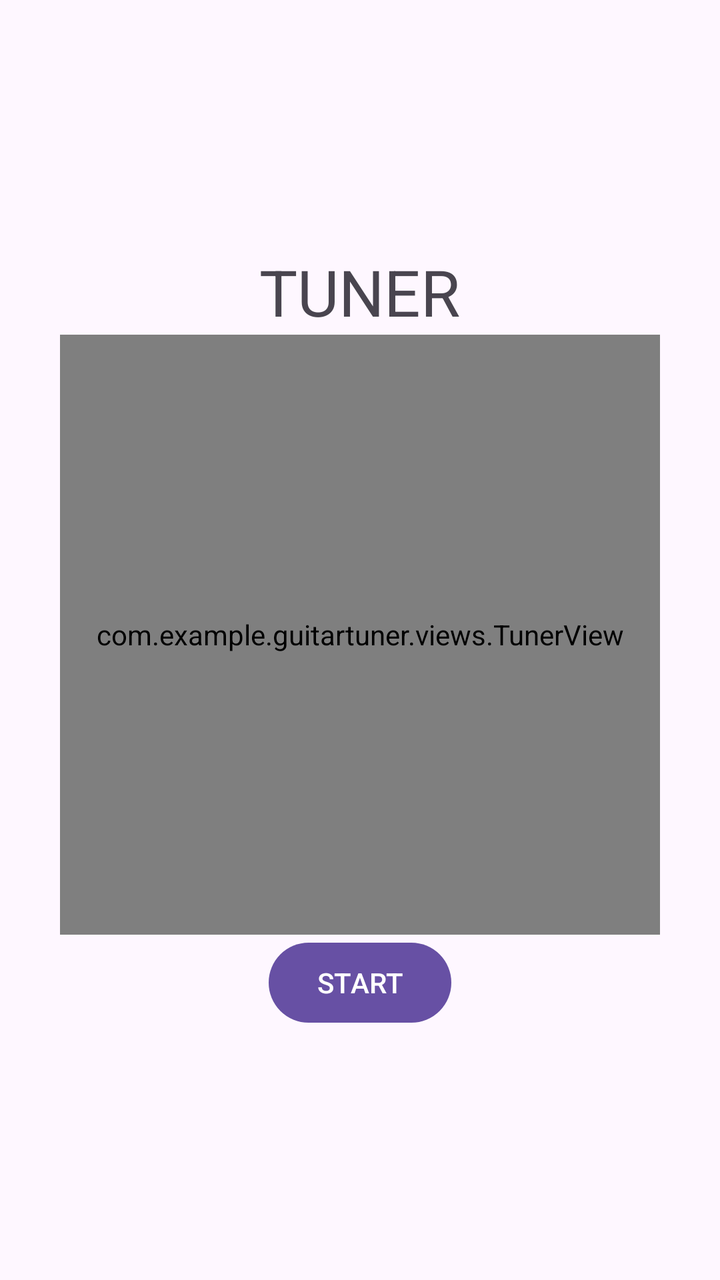
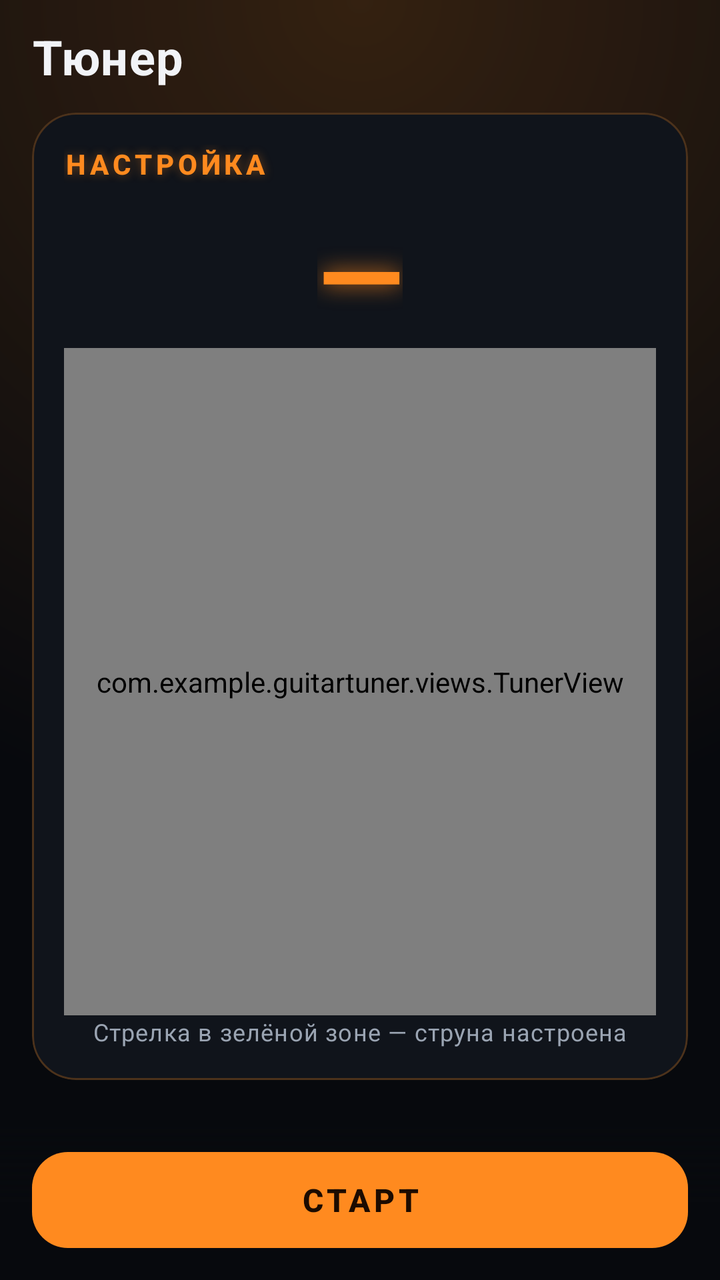

Before-and-after screenshots of an Android layout around one commit, followed by the original layout XML and the change that was made.
<!-- AndroidManifest.xml: application theme Theme.GuitarTuner -->
<!-- res/layout/fragment_tuner.xml -->
<?xml version="1.0" encoding="utf-8"?>
<LinearLayout
    xmlns:android="http://schemas.android.com/apk/res/android"
    android:orientation="vertical"
    android:gravity="center"
    android:layout_width="match_parent"
    android:layout_height="match_parent">

    <TextView
        android:id="@+id/textView"
        android:layout_width="wrap_content"
        android:layout_height="wrap_content"
        android:text="TUNER"
        android:textSize="32sp"/>

    <com.example.guitartuner.views.TunerView
        android:id="@+id/tunerView"
        android:layout_width="300dp"
        android:layout_height="300dp"/>

    <Button
        android:id="@+id/btnToggle"
        android:layout_width="wrap_content"
        android:layout_height="wrap_content"
        android:text="START"/>

</LinearLayout>
<!-- resources referenced by this layout -->
<resources>
  <style name="Base.Theme.GuitarTuner" parent="Theme.Material3.DayNight.NoActionBar">
          
          
      </style>
  <!-- unchanged entries left out for length: 1 -->
</resources>

<!-- the commit's change to res/layout/fragment_tuner.xml (unified diff, before → after) -->
@@ -1,27 +1,88 @@
 <?xml version="1.0" encoding="utf-8"?>
-<LinearLayout
+<FrameLayout
     xmlns:android="http://schemas.android.com/apk/res/android"
-    android:orientation="vertical"
-    android:gravity="center"
     android:layout_width="match_parent"
     android:layout_height="match_parent">
 
-    <TextView
-        android:id="@+id/textView"
-        android:layout_width="wrap_content"
+    <LinearLayout
+        android:id="@+id/tunerContent"
+        android:layout_width="match_parent"
+        android:layout_height="match_parent"
+        android:orientation="vertical"
+        android:paddingStart="16dp"
+        android:paddingTop="12dp"
+        android:paddingEnd="16dp"
+        android:paddingBottom="88dp">
+
+        <TextView
+            android:layout_width="match_parent"
+            android:layout_height="wrap_content"
+            android:paddingBottom="12dp"
+            android:text="Тюнер"
+            android:textAppearance="@style/TextAppearance.GuitarTuner.ScreenTitle"/>
+
+        <com.google.android.material.card.MaterialCardView
+            style="@style/Widget.GuitarTuner.Card"
+            android:layout_width="match_parent"
+            android:layout_height="0dp"
+            android:layout_weight="1">
+
+            <LinearLayout
+                android:layout_width="match_parent"
+                android:layout_height="match_parent"
+                android:gravity="center"
+                android:orientation="vertical">
+
+                <TextView
+                    android:layout_width="match_parent"
+                    android:layout_height="wrap_content"
+                    android:text="Настройка"
+                    android:textAppearance="@style/TextAppearance.GuitarTuner.CardTitle"/>
+
+                
+                <TextView
+                    android:id="@+id/textView"
+                    android:layout_width="wrap_content"
+                    android:layout_height="wrap_content"
+                    android:layout_marginTop="8dp"
+                    android:gravity="center"
+                    android:text="—"
+                    android:textAppearance="@style/TextAppearance.GuitarTuner.BigNote"
+                    android:textSize="56sp"/>
+
+                <com.example.guitartuner.views.TunerView
+                    android:id="@+id/tunerView"
+                    android:layout_width="match_parent"
+                    android:layout_height="0dp"
+                    android:layout_weight="1"
+                    android:minHeight="220dp"/>
+
+                <TextView
+                    android:layout_width="match_parent"
+                    android:layout_height="wrap_content"
+                    android:gravity="center"
+                    android:text="Стрелка в зелёной зоне — струна настроена"
+                    android:textAppearance="@style/TextAppearance.GuitarTuner.Hint"/>
+            </LinearLayout>
+        </com.google.android.material.card.MaterialCardView>
+    </LinearLayout>
+
+    <FrameLayout
+        android:layout_width="match_parent"
         android:layout_height="wrap_content"
-        android:text="TUNER"
-        android:textSize="32sp"/>
+        android:layout_gravity="bottom"
+        android:background="@drawable/bg_bottom_bar"
+        android:paddingStart="16dp"
+        android:paddingTop="10dp"
+        android:paddingEnd="16dp"
+        android:paddingBottom="12dp">
 
-    <com.example.guitartuner.views.TunerView
-        android:id="@+id/tunerView"
-        android:layout_width="300dp"
-        android:layout_height="300dp"/>
+        <Button
+            android:id="@+id/btnToggle"
+            style="@style/Widget.GuitarTuner.NeonButton"
+            android:layout_width="match_parent"
+            android:layout_height="56dp"
+            android:text="СТАРТ"/>
+    </FrameLayout>
 
-    <Button
-        android:id="@+id/btnToggle"
-        android:layout_width="wrap_content"
-        android:layout_height="wrap_content"
-        android:text="START"/>
-
-</LinearLayout>
+</FrameLayout>
<!-- resource entries referenced after the edit -->
@@ -1,8 +1,129 @@
 <!-- resources referenced by this layout -->
 <resources>
-  <style name="Base.Theme.GuitarTuner" parent="Theme.Material3.DayNight.NoActionBar">
+  <!-- drawable bg_bottom_bar (drawable) -->
+  <?xml version="1.0" encoding="utf-8"?>
+  <shape xmlns:android="http://schemas.android.com/apk/res/android" android:shape="rectangle">
+      <gradient android:angle="90"
+          android:startColor="@color/gt_background"
+          android:centerColor="@color/gt_background"
+          android:endColor="#00000000"/>
+  </shape>
+  <style name="TextAppearance.GuitarTuner.BigNote" parent="TextAppearance.Material3.DisplayLarge">
+          <item name="android:textColor">?attr/colorPrimary</item>
+          <item name="android:textStyle">bold</item>
+          <item name="android:shadowColor">@color/gt_glow</item>
+          <item name="android:shadowRadius">28</item>
+          <item name="android:shadowDx">0</item>
+          <item name="android:shadowDy">0</item>
+      </style>
+  <style name="TextAppearance.GuitarTuner.CardTitle" parent="TextAppearance.Material3.LabelLarge">
+          <item name="android:textColor">?attr/colorPrimary</item>
+          <item name="android:textAllCaps">true</item>
+          <item name="android:letterSpacing">0.14</item>
+          <item name="android:textStyle">bold</item>
+          <item name="android:shadowColor">@color/gt_glow_soft</item>
+          <item name="android:shadowRadius">12</item>
+      </style>
+  <style name="TextAppearance.GuitarTuner.Hint" parent="TextAppearance.Material3.BodySmall">
+          <item name="android:textColor">?attr/colorOnSurfaceVariant</item>
+      </style>
+  <style name="TextAppearance.GuitarTuner.ScreenTitle" parent="TextAppearance.Material3.HeadlineSmall">
+          <item name="android:textColor">?attr/colorOnSurface</item>
+          <item name="android:textStyle">bold</item>
+          <item name="android:letterSpacing">0.02</item>
+      </style>
+  <style name="Widget.GuitarTuner.Card" parent="Widget.Material3.CardView.Filled">
+          <item name="cardBackgroundColor">?attr/colorSurfaceContainer</item>
+          <item name="cardCornerRadius">22dp</item>
+          <item name="contentPadding">16dp</item>
+          <item name="strokeColor">@color/gt_card_stroke</item>
+          <item name="strokeWidth">1dp</item>
+          <item name="android:layout_marginBottom">12dp</item>
+      </style>
+  <style name="Widget.GuitarTuner.NeonButton" parent="Widget.Material3.Button">
+          <item name="backgroundTint">?attr/colorPrimary</item>
+          <item name="android:textColor">?attr/colorOnPrimary</item>
+          <item name="cornerRadius">18dp</item>
+          <item name="android:textAppearance">?attr/textAppearanceTitleMedium</item>
+          <item name="android:textStyle">bold</item>
+          <item name="android:letterSpacing">0.12</item>
+          <item name="android:elevation">12dp</item>
+          <item name="android:outlineAmbientShadowColor" tools:targetApi="p">@color/gt_primary</item>
+          <item name="android:outlineSpotShadowColor" tools:targetApi="p">@color/gt_primary</item>
+      </style>
+  <color name="gt_background">#07090D</color>
+  <color name="gt_glow">#CCFF8A1F</color>
+  <color name="gt_glow_soft">#66FF8A1F</color>
+  <color name="gt_card_stroke">#40FF8A1F</color>
+  <color name="gt_primary">#FF8A1F</color>
+  <style name="Base.Theme.GuitarTuner" parent="Theme.Material3.Dark.NoActionBar">
+          <item name="colorPrimary">@color/gt_primary</item>
+          <item name="colorOnPrimary">@color/gt_on_primary</item>
+          <item name="colorPrimaryContainer">@color/gt_primary_container</item>
+          <item name="colorOnPrimaryContainer">@color/gt_on_primary_container</item>
+          <item name="colorSecondary">@color/gt_secondary</item>
+          <item name="colorOnSecondary">@color/gt_on_secondary</item>
+          <item name="colorSecondaryContainer">@color/gt_secondary_container</item>
+          <item name="colorOnSecondaryContainer">@color/gt_on_secondary_container</item>
+  
+          <item name="android:colorBackground">@color/gt_background</item>
+          <item name="colorSurface">@color/gt_background</item>
+          <item name="colorOnSurface">@color/gt_on_surface</item>
+          <item name="colorOnSurfaceVariant">@color/gt_on_surface_variant</item>
+          <item name="colorSurfaceContainer">@color/gt_surface_container</item>
+          <item name="colorSurfaceContainerLow">@color/gt_surface_container</item>
+          <item name="colorSurfaceContainerHigh">@color/gt_surface_container_high</item>
+          <item name="colorSurfaceContainerHighest">@color/gt_surface_container_high</item>
+          <item name="colorOutline">@color/gt_outline</item>
+          <item name="colorOutlineVariant">@color/gt_outline</item>
+  
           
-          
+          <item name="android:windowBackground">@drawable/bg_screen</item>
+          <item name="android:statusBarColor">@color/gt_background</item>
+          <item name="android:navigationBarColor">@color/gt_navigation</item>
+          <item name="android:windowLightStatusBar">false</item>
+  
+          <item name="materialButtonStyle">@style/Widget.GuitarTuner.Button</item>
+          <item name="chipStyle">@style/Widget.GuitarTuner.Chip</item>
+      </style>
+  <color name="gt_on_primary">#1C0B00</color>
+  <color name="gt_primary_container">#3D1E05</color>
+  <color name="gt_on_primary_container">#FFC48A</color>
+  <color name="gt_secondary">#FFB15C</color>
+  <color name="gt_on_secondary">#2A1500</color>
+  <color name="gt_secondary_container">#24170B</color>
+  <color name="gt_on_secondary_container">#FFCF99</color>
+  <color name="gt_on_surface">#F1F3F7</color>
+  <color name="gt_on_surface_variant">#9AA4B2</color>
+  <color name="gt_surface_container">#10141B</color>
+  <color name="gt_surface_container_high">#181D27</color>
+  <color name="gt_outline">#2A3140</color>
+  <!-- drawable bg_screen (drawable) -->
+  <?xml version="1.0" encoding="utf-8"?>
+  <layer-list xmlns:android="http://schemas.android.com/apk/res/android">
+      <item>
+          <shape android:shape="rectangle">
+              <solid android:color="@color/gt_background"/>
+          </shape>
+      </item>
+      <item>
+          <shape android:shape="rectangle">
+              <gradient
+                  android:type="radial"
+                  android:centerX="0.5"
+                  android:centerY="0"
+                  android:gradientRadius="420dp"
+                  android:startColor="#2EFF8A1F"
+                  android:endColor="#00FF8A1F"/>
+          </shape>
+      </item>
+  </layer-list>
+  <color name="gt_navigation">#0B0E14</color>
+  <style name="Widget.GuitarTuner.Button" parent="Widget.Material3.Button">
+          <item name="cornerRadius">16dp</item>
+      </style>
+  <style name="Widget.GuitarTuner.Chip" parent="Widget.Material3.Chip.Filter">
+          <item name="chipStrokeColor">@color/gt_card_stroke</item>
       </style>
   <!-- unchanged entries left out for length: 1 -->
 </resources>
